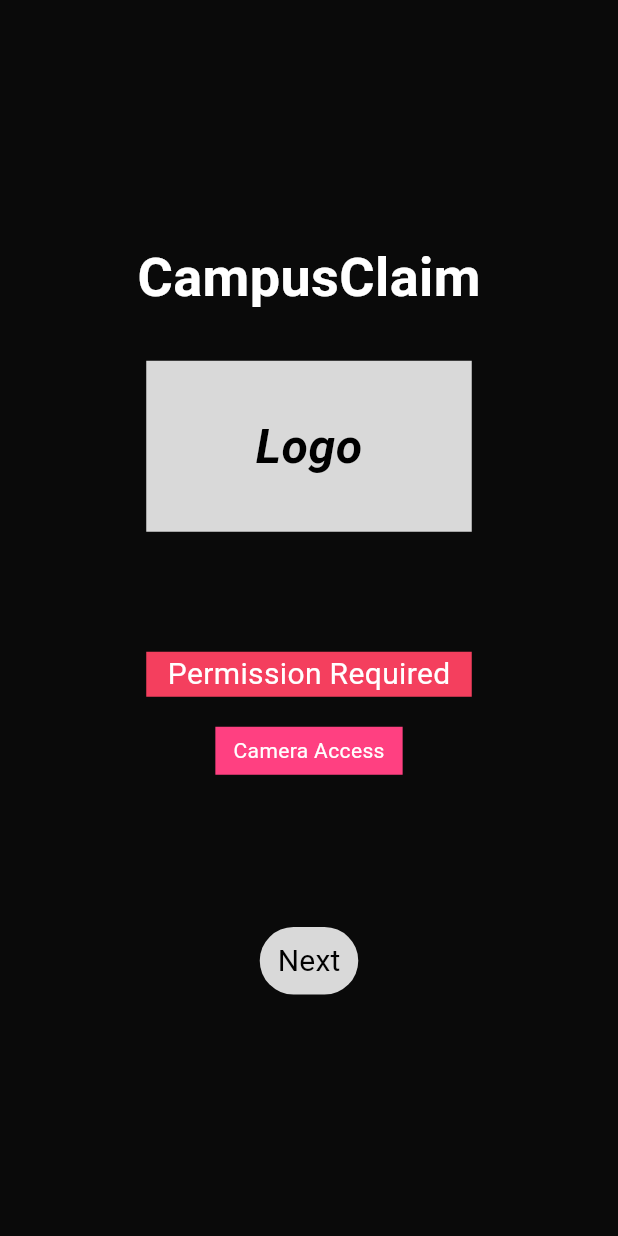
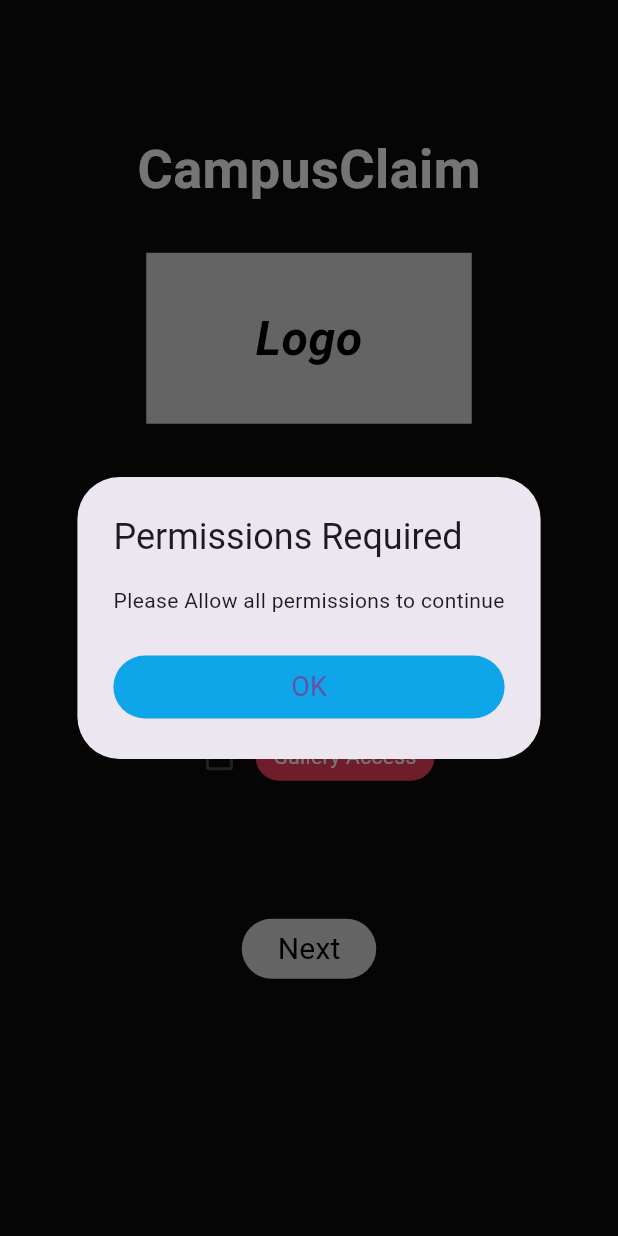
Before and after one commit to Lakshaha/CampusClaim, a Flutter app: the screen it shows after launch, after a tap on "Next", on a phone screen of 412 x 824 dp. Run offline on Flutter 3.47's test engine with Material 3 defaults, Android fonts, the phone set to English and light mode, and no system bars; our stand-ins replace permission_handler, shared_preferences; Roboto replaces fonts that are missing (Manrope).

Commit message:
Home screen completed, item_list_screen under work

```diff
--- a/lib/Screens/starting_screen.dart
+++ b/lib/Screens/starting_screen.dart
@@ -1,7 +1,46 @@
+import 'package:campus_claim/Screens/item_list_screen.dart';
 import 'package:flutter/material.dart';
+import 'package:permission_handler/permission_handler.dart';
+import 'package:shared_preferences/shared_preferences.dart';
 
-class Starting extends StatelessWidget {
+class Starting extends StatefulWidget {
   const Starting({super.key});
+
+  @override
+  State<Starting> createState() => _StartingState();
+}
+
+class _StartingState extends State<Starting> {
+  bool cameraAllowed = false;
+  bool galleryAllowed = false;
+
+  Future<void> requestCamera() async {
+    final status = await Permission.camera.request();
+
+    if (status.isGranted) {
+      setState(() {
+        cameraAllowed = true;
+      });
+    } else {
+      setState(() {
+        cameraAllowed = false;
+      });
+    }
+  }
+
+  Future<void> requestGallery() async {
+    final status = await Permission.photos.request();
+
+    if (status.isGranted) {
+      setState(() {
+        galleryAllowed = true;
+      });
+    } else {
+      setState(() {
+        galleryAllowed = false;
+      });
+    }
+  }
 
   @override
   Widget build(BuildContext context) {
@@ -45,7 +84,10 @@ class Starting extends StatelessWidget {
               Container(
                 height: 30,
                 width: 217,
-                decoration: BoxDecoration(color: Color(0xFFF43F5E)),
+                decoration: BoxDecoration(
+                  color: Color(0xFFF43F5E),
+                  borderRadius: BorderRadius.circular(20),
+                ),
                 child: Center(
                   child: Text(
                     'Permission Required',
@@ -62,18 +104,19 @@ class Starting extends StatelessWidget {
               Row(
                 mainAxisAlignment: MainAxisAlignment.center,
                 children: [
-                  // Checkbox(
-                  //   value: cameraAccess,
-                  //   onChanged: (value) {
-                  //     setState(() => cameraAccess = value!);
-                  //   },
-                  // ),
+                  Checkbox(
+                    value: cameraAllowed,
+                    onChanged: (_) => requestCamera(),
+                  ),
                   Container(
                     padding: const EdgeInsets.symmetric(
                       horizontal: 12,
                       vertical: 6,
                     ),
-                    color: Colors.pinkAccent,
+                    decoration: BoxDecoration(
+                      borderRadius: BorderRadius.circular(18),
+                      color: Color(0xFFF43F5E),
+                    ),
                     child: const Text(
                       "Camera Access",
                       style: TextStyle(color: Colors.white),
@@ -81,9 +124,73 @@ class Starting extends StatelessWidget {
                   ),
                 ],
               ),
-              SizedBox(height: 100),
-              TextButton(
-                onPressed: () {},
+              SizedBox(height: 20),
+              Row(
+                mainAxisAlignment: MainAxisAlignment.center,
+                children: [
+                  Checkbox(
+                    value: galleryAllowed,
+                    onChanged: (_) => requestGallery(),
+                  ),
+                  //SizedBox(width: 20),
+                  Container(
+                    padding: EdgeInsets.symmetric(horizontal: 12, vertical: 6),
+                    //color: Colors.pinkAccent,
+                    decoration: BoxDecoration(
+                      borderRadius: BorderRadius.circular(18),
+                      color: Color(0xFFF43F5E),
+                    ),
+                    child: Text(
+                      'Gallery Access',
+                      style: TextStyle(color: Colors.white),
+                    ),
+                  ),
+                ],
+              ),
+              SizedBox(height: 80),
+              ElevatedButton(
+                onPressed: () async {
+                  if (!cameraAllowed || !galleryAllowed) {
+                    showDialog(
+                      context: context,
+                      builder: (_) => AlertDialog(
+                        title: Text('Permissions Required'),
+                        content: Text(
+                          'Please Allow all permissions to continue',
+                        ),
+                        actions: [
+                          TextButton(
+                            onPressed: () => Navigator.pop(context),
+                            style: TextButton.styleFrom(
+                              backgroundColor: Color(0xFF0ea5e9),
+                            ),
+                            child: Center(
+                              child: Text(
+                                'OK',
+                                style: TextStyle(
+                                  fontFamily: 'Manrope',
+                                  fontSize: 18,
+                                  fontWeight: FontWeight.w400,
+                                ),
+                              ),
+                            ),
+                          ),
+                        ],
+                      ),
+                    );
+                    // if (!cameraAllowed) await requestCamera();
+                    // if (!galleryAllowed) await requestGallery();
+                    return;
+                  }
+
+                  final prefs = await SharedPreferences.getInstance();
+                  await prefs.setBool("onboarding_completed", true);
+
+                  Navigator.pushReplacement(
+                    context,
+                    MaterialPageRoute(builder: (_) => ItemListScroll()),
+                  );
+                },
                 style: TextButton.styleFrom(backgroundColor: Color(0xFFD9D9D9)),
                 child: Text(
                   'Next',
@@ -95,6 +202,7 @@ class Starting extends StatelessWidget {
                   ),
                 ),
               ),
+              SizedBox(height: 80),
             ],
           ),
         ),
--- a/lib/main.dart
+++ b/lib/main.dart
@@ -1,19 +1,26 @@
+// ignore_for_file: camel_case_types
 import 'package:flutter/material.dart';
+import 'package:shared_preferences/shared_preferences.dart';
 import 'Screens/add_item_screen.dart';
 import 'Screens/item_list_screen.dart';
 import 'Screens/starting_screen.dart';
 
-void main() {
-  runApp(Campus_claim());
+void main() async {
+  WidgetsFlutterBinding.ensureInitialized();
+  final prefs = await SharedPreferences.getInstance();
+  final completed = prefs.getBool("onboarding_completed") ?? false;
+
+  runApp(Campus_claim(startRoute: completed ? 'item_list' : '/'));
 }
 
 class Campus_claim extends StatelessWidget {
-  const Campus_claim({super.key});
+  final String startRoute;
+  const Campus_claim({required this.startRoute, super.key});
 
   @override
   Widget build(BuildContext context) {
     return MaterialApp(
-      initialRoute: '/',
+      initialRoute: startRoute,
       routes: {
         '/': (context) => Starting(),
         'add_item': (context) => AddItemsList(),
--- a/pubspec.yaml
+++ b/pubspec.yaml
@@ -30,10 +30,13 @@ environment:
 dependencies:
   flutter:
     sdk: flutter
+  permission_handler: ^12.0.1
 
   # The following adds the Cupertino Icons font to your application.
   # Use with the CupertinoIcons class for iOS style icons.
   cupertino_icons: ^1.0.8
+  image_picker: ^1.2.1
+  shared_preferences: ^2.5.4
 
 dev_dependencies:
   flutter_test:
```
Also changed, not shown: lib/Screens/item_list_screen.dart (+37 -2 lines), pubspec.lock, 8 other files.
